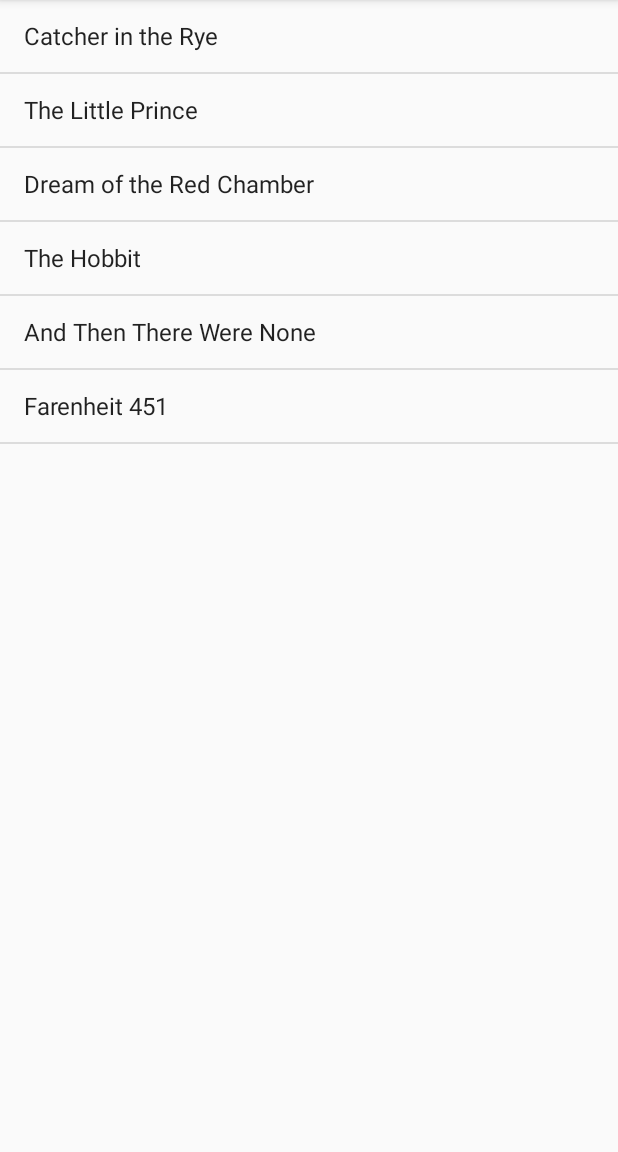
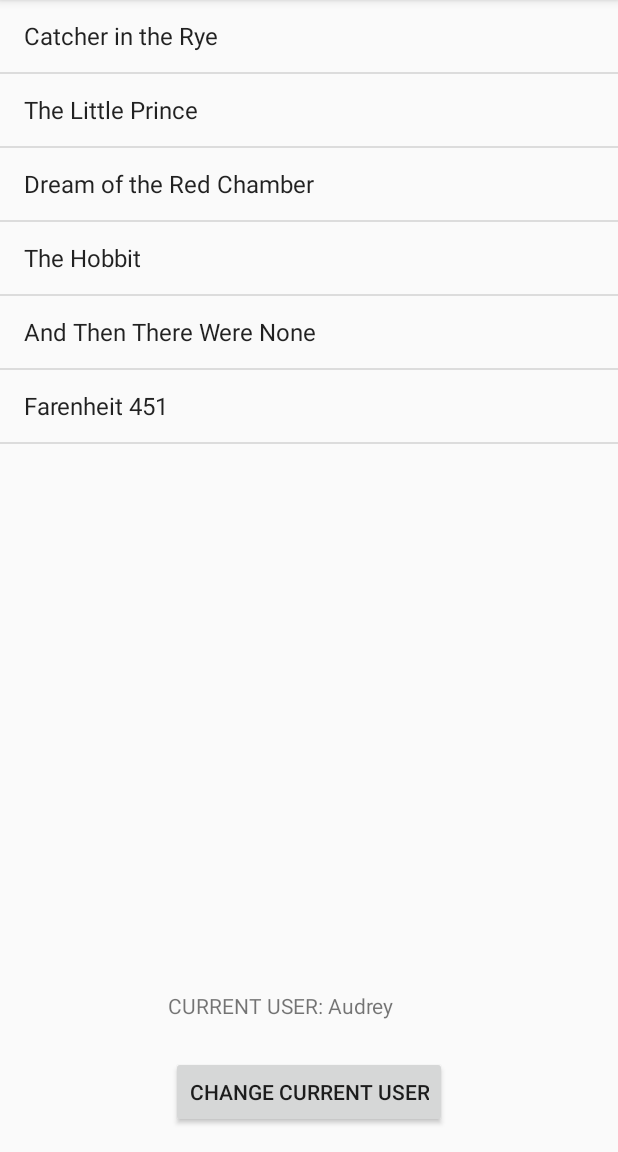
Before and after one commit to aaschmitt/Bookzilla, an Android app: the UserProfilePageActivity screen opened directly, with no data from a screen before it, on a phone screen of 412 x 824 dp, the part 84-1236 px from its top. Run offline under Robolectric (Android 15) with nearby library versions, the phone set to English and light mode, and no system bars.

Commit message:
Added Demo features to UserProfilePageActivity.java
Added some basic UI to UserProfileActivity.java for the sake of easier demoing

```diff
--- a/app/src/main/java/com/example/bookzilla/BookViewActivity.java
+++ b/app/src/main/java/com/example/bookzilla/BookViewActivity.java
@@ -57,7 +57,7 @@ public class BookViewActivity extends AppCompatActivity {
         toast.show();
 
         // Display a different book
-        setBook(new Book("SecondBook", "Audrey Schmitt", "www.mywebsite.com"));
+        setBook(new Book("To Kill A Mockingbird", "Audrey Schmitt", "www.mywebsite.com"));
     }
 
     /* Removes the book currently being displayed to the user's book list, if in the list */
--- a/app/src/main/java/com/example/bookzilla/UserProfilePageActivity.java
+++ b/app/src/main/java/com/example/bookzilla/UserProfilePageActivity.java
@@ -1,21 +1,26 @@
 package com.example.bookzilla;
 
+import android.view.View;
 import android.widget.ArrayAdapter;
 import android.widget.ListView;
+import android.widget.TextView;
 import androidx.appcompat.app.AppCompatActivity;
 import android.os.Bundle;
 
 public class UserProfilePageActivity extends AppCompatActivity {
 
     private ListView listView;
+    private TextView textView;
     private UserProfile currentUserProfile;
+
+    private final String CURRENTUSERSTR = "CURRENT USER: ";
 
     @Override
     protected void onCreate(Bundle savedInstanceState) {
         super.onCreate(savedInstanceState);
         setContentView(R.layout.activity_user_profile_page);
 
-        //TODO -- delete this user and books, was created for testing purposes
+        //TODO -- delete this user and books, was created for testing purposes -----------------------------------------------
         currentUserProfile = new UserProfile("Audrey", "audrey123");
         currentUserProfile.AddBook(new Book("Catcher in the Rye", "J.D. Salinger", "NA"));
         currentUserProfile.AddBook(new Book("The Little Prince", "Antoine de Saint-Exupery", "NA" ));
@@ -23,17 +28,44 @@ public class UserProfilePageActivity extends AppCompatActivity {
         currentUserProfile.AddBook(new Book("The Hobbit", "J.R.R. Tolkien", "NA"));
         currentUserProfile.AddBook(new Book("And Then There Were None", "Agatha Christie", "NA"));
         currentUserProfile.AddBook(new Book("Farenheit 451", "", "NA"));
-        //TODO ------------------------------------------------------
+        //TODO ----------------------------------------------------------------------------------------------------------------
 
+        ConfigureDisplay(currentUserProfile);
+    }
+
+    public void SetCurrentUserProfile(UserProfile currentUserProfile) {
+        this.currentUserProfile = currentUserProfile;
+        // Update UI with new user's book list
+        ConfigureDisplay(this.currentUserProfile);
+    }
+
+    private void ConfigureDisplay(UserProfile userProfile) {
+        // Update list of books
         listView = (ListView) findViewById(R.id.listView);
         ArrayAdapter adapter = new ArrayAdapter<String>(
                 this,
                 android.R.layout.simple_list_item_1,
-                currentUserProfile.getBookTitles()
+                userProfile.getBookTitles()
         );
+        listView.setAdapter(adapter);
 
-        listView.setAdapter(adapter);
+        // Update displayed username
+        textView = (TextView) findViewById(R.id.currentUserTextView);
+        textView.setText(CURRENTUSERSTR + userProfile.getName());
     }
 
+    public void OnChangeCurrentUserButtonClick(View view) {
+        // TODO delete this later, used for testing for switching between different users ---------------------
+        UserProfile newUser = new UserProfile("Jesse", "Jesse123");
+        newUser.AddBook(new Book("The Very Hungry Caterpillar", "", ""));
+        newUser.AddBook(new Book("Flowers in the Attic", "", ""));
+        newUser.AddBook(new Book("Sophie's World", "", ""));
+        newUser.AddBook(new Book("Kane and Abel", "", ""));
+        newUser.AddBook(new Book("To Kill a Mockingbird", "", ""));
+        newUser.AddBook(new Book("The Girl with the Dragon Tattoo", "", ""));
+        newUser.AddBook(new Book("The Hunger Games", "", ""));
+        // TODO -----------------------------------------------------------------------------------------------
 
+        SetCurrentUserProfile(newUser);
+    }
 }
--- a/app/src/main/res/layout/activity_user_profile_page.xml
+++ b/app/src/main/res/layout/activity_user_profile_page.xml
@@ -6,6 +6,20 @@
         android:layout_width="match_parent"
         android:layout_height="match_parent"
         tools:context=".UserProfilePageActivity">
+    <TextView
+            android:text="TextView"
+            android:layout_width="wrap_content"
+            android:layout_height="wrap_content" android:id="@+id/currentUserTextView"
+            android:layout_marginBottom="24dp"
+            app:layout_constraintBottom_toTopOf="@+id/changeUserButton"
+            app:layout_constraintStart_toStartOf="@+id/listView" android:layout_marginLeft="112dp"
+            android:layout_marginStart="112dp"/>
+    <Button
+            android:text="@string/TEMP_changeUserProfile"
+            android:layout_width="wrap_content"
+            android:layout_height="wrap_content" android:id="@+id/changeUserButton" android:layout_marginBottom="16dp"
+            app:layout_constraintEnd_toEndOf="parent" app:layout_constraintStart_toStartOf="parent"
+            app:layout_constraintBottom_toBottomOf="parent" android:onClick="OnChangeCurrentUserButtonClick"/>
     <ListView
             android:id="@+id/listView"
             android:layout_width="match_parent"
--- a/app/src/main/res/values/strings.xml
+++ b/app/src/main/res/values/strings.xml
@@ -4,4 +4,5 @@
     <string name="TEMP_gotoBookView_button">Go To BookView</string>
     <string name="removeBook_button">Remove from Favorites</string>
     <string name="TEMP_gotoUserProfileView_button">Go To UserProfile</string>
+    <string name="TEMP_changeUserProfile">Change Current User</string>
 </resources>
```
